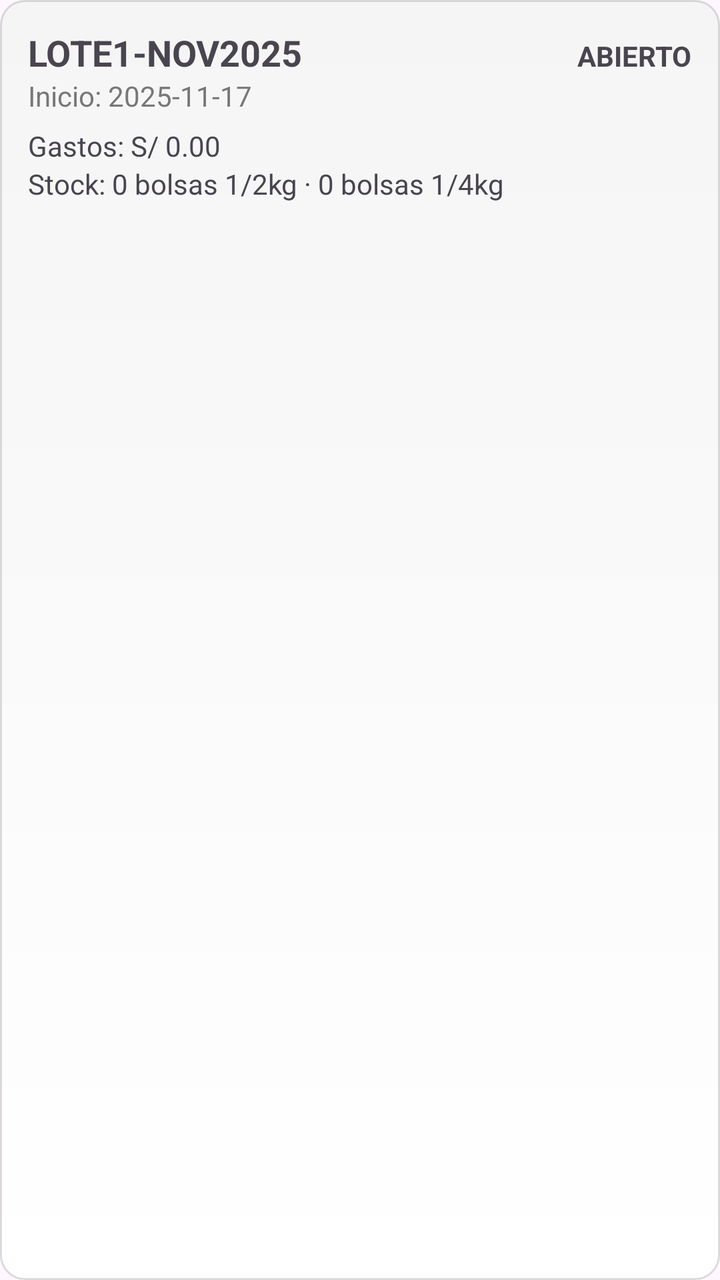
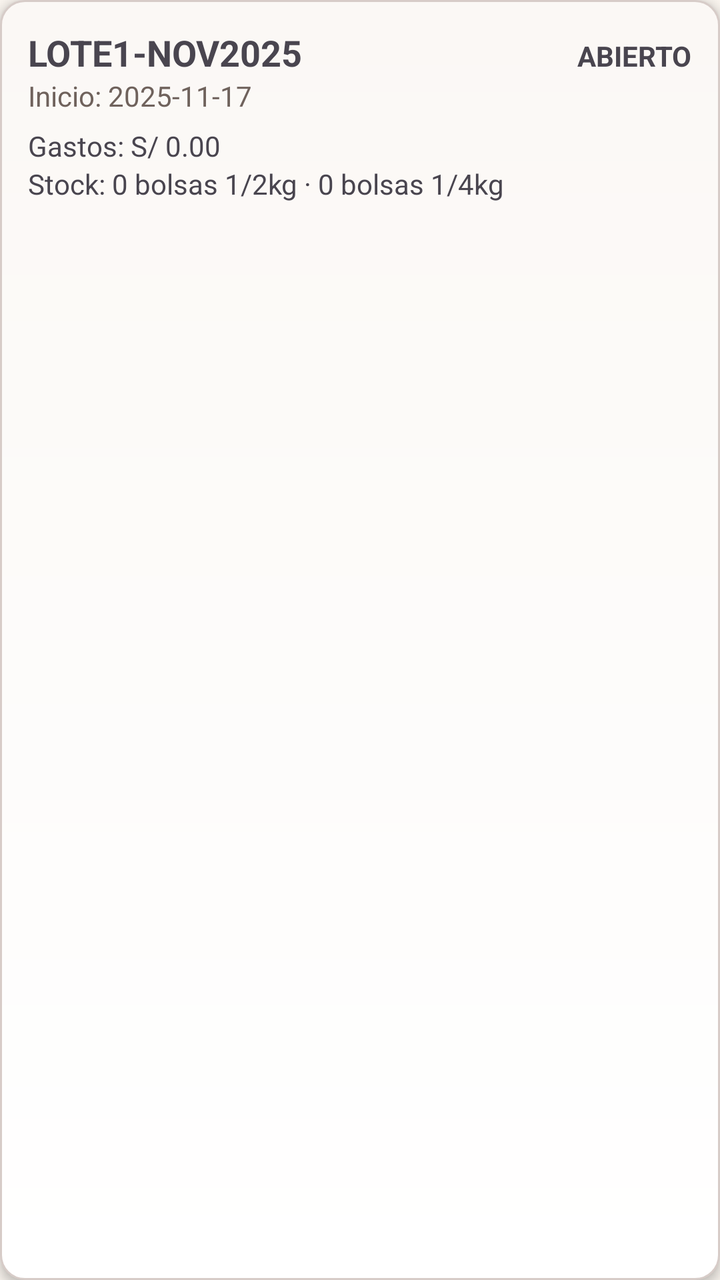

The first picture is an Android layout as it rendered before a commit; the second is the same layout after the commit. The layout source and the unified diff follow.
<!-- AndroidManifest.xml: application theme Theme.CajaiCafeAdministracion -->
<!-- res/layout/item_lote.xml -->
<?xml version="1.0" encoding="utf-8"?>
<LinearLayout xmlns:android="http://schemas.android.com/apk/res/android"
    android:layout_width="match_parent"
    android:layout_height="wrap_content"
    android:background="@drawable/bg_card"
    android:orientation="vertical"
    android:padding="14dp"
    android:layout_marginVertical="6dp"
    android:elevation="3dp">

    <LinearLayout
        android:layout_width="match_parent"
        android:layout_height="wrap_content"
        android:orientation="horizontal">

        <TextView
            android:id="@+id/tvCodigoLote"
            android:layout_width="0dp"
            android:layout_weight="1"
            android:layout_height="wrap_content"
            android:textStyle="bold"
            android:textSize="18sp"
            android:text="LOTE1-NOV2025" />

        <TextView
            android:id="@+id/tvEstadoLote"
            android:layout_width="wrap_content"
            android:layout_height="wrap_content"
            android:textStyle="bold"
            android:text="ABIERTO" />
    </LinearLayout>

    <TextView
        android:id="@+id/tvFechaLote"
        android:layout_width="wrap_content"
        android:layout_height="wrap_content"
        android:textColor="#777777"
        android:text="Inicio: 2025-11-17" />

    <TextView
        android:id="@+id/tvGastosLote"
        android:layout_width="wrap_content"
        android:layout_height="wrap_content"
        android:layout_marginTop="6dp"
        android:text="Gastos: S/ 0.00" />

    <TextView
        android:id="@+id/tvStockLote"
        android:layout_width="wrap_content"
        android:layout_height="wrap_content"
        android:text="Stock: 0 bolsas 1/2kg · 0 bolsas 1/4kg" />

</LinearLayout>
<!-- resources referenced by this layout -->
<resources>
  <!-- drawable bg_card (drawable) -->
  <?xml version="1.0" encoding="utf-8"?>
  <shape xmlns:android="http://schemas.android.com/apk/res/android"
      android:shape="rectangle">
  
      <gradient
          android:startColor="#FFFFFFFF"
          android:endColor="#FFF5F5F5"
          android:angle="90"/>
  
      <corners android:radius="12dp"/>
  
      <padding
          android:left="12dp"
          android:top="6dp"
          android:right="12dp"
          android:bottom="6dp" />
  
      <stroke
          android:width="1dp"
          android:color="#22000000"/>
  </shape>
  <style name="Theme.CajaiCafeAdministracion" parent="Base.Theme.CajaiCafeAdministracion" />
  <style name="Base.Theme.CajaiCafeAdministracion" parent="Theme.Material3.DayNight.NoActionBar">
          
          
      </style>
</resources>

<!-- the commit's change to res/layout/item_lote.xml (unified diff, before → after) -->
@@ -34,7 +34,7 @@
         android:id="@+id/tvFechaLote"
         android:layout_width="wrap_content"
         android:layout_height="wrap_content"
-        android:textColor="#777777"
+        android:textColor="@color/textoSecundario"
         android:text="Inicio: 2025-11-17" />
 
     <TextView
<!-- resource entries referenced after the edit -->
@@ -1,13 +1,14 @@
 <!-- resources referenced by this layout -->
 <resources>
+  <color name="textoSecundario">#6F625C</color>
   <!-- drawable bg_card (drawable) -->
   <?xml version="1.0" encoding="utf-8"?>
   <shape xmlns:android="http://schemas.android.com/apk/res/android"
       android:shape="rectangle">
   
       <gradient
-          android:startColor="#FFFFFFFF"
-          android:endColor="#FFF5F5F5"
+          android:startColor="@color/superficie"
+          android:endColor="@color/superficieSuave"
           android:angle="90"/>
   
       <corners android:radius="12dp"/>
@@ -20,12 +21,39 @@
   
       <stroke
           android:width="1dp"
-          android:color="#22000000"/>
+          android:color="@color/borde"/>
   </shape>
   <style name="Theme.CajaiCafeAdministracion" parent="Base.Theme.CajaiCafeAdministracion" />
+  <color name="superficie">#FFFFFF</color>
+  <color name="superficieSuave">#FBF8F5</color>
+  <color name="borde">#D7CCC8</color>
   <style name="Base.Theme.CajaiCafeAdministracion" parent="Theme.Material3.DayNight.NoActionBar">
+          <item name="colorPrimary">@color/marcaPrimario</item>
+          <item name="colorOnPrimary">@color/marcaSobrePrimario</item>
+          <item name="colorPrimaryContainer">@color/marcaContenedor</item>
+          <item name="colorOnPrimaryContainer">@color/marcaSobreContenedor</item>
+          <item name="colorSecondary">@color/marcaSecundario</item>
+          <item name="colorOnSecondary">@color/marcaSobrePrimario</item>
+          <item name="colorTertiary">@color/positivo</item>
+          <item name="android:colorBackground">@color/fondo</item>
+          <item name="colorOnBackground">@color/texto</item>
+          <item name="colorSurface">@color/superficie</item>
+          <item name="colorOnSurface">@color/texto</item>
+          <item name="colorOnSurfaceVariant">@color/textoSecundario</item>
+          <item name="colorOutline">@color/borde</item>
           
-          
+          <item name="android:statusBarColor">@color/cafeProfundo</item>
+          <item name="android:navigationBarColor">@color/cafeProfundo</item>
+          <item name="android:windowLightStatusBar">false</item>
       </style>
+  <color name="marcaPrimario">#6D4C41</color>
+  <color name="marcaSobrePrimario">#FFFFFF</color>
+  <color name="marcaContenedor">#F3E3D8</color>
+  <color name="marcaSobreContenedor">#2B1F1D</color>
+  <color name="marcaSecundario">#8D6E63</color>
+  <color name="positivo">#2E7D32</color>
+  <color name="fondo">#F9F4EE</color>
+  <color name="texto">#2B1F1D</color>
+  <color name="cafeProfundo">#3E2723</color>
 </resources>
 
